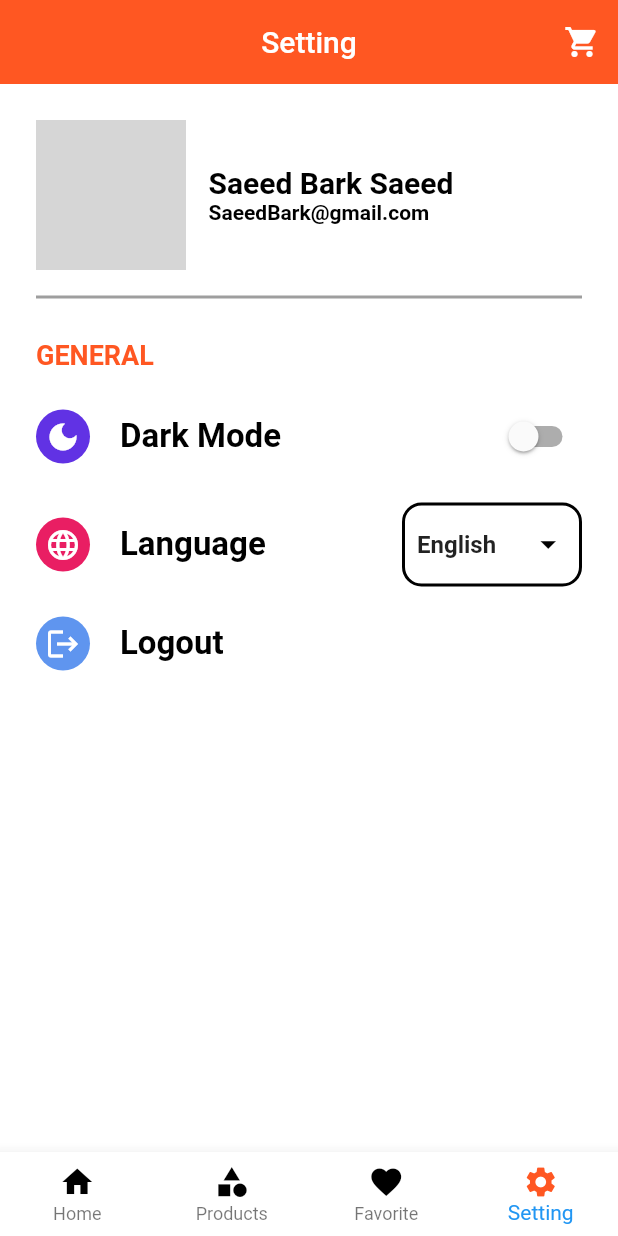
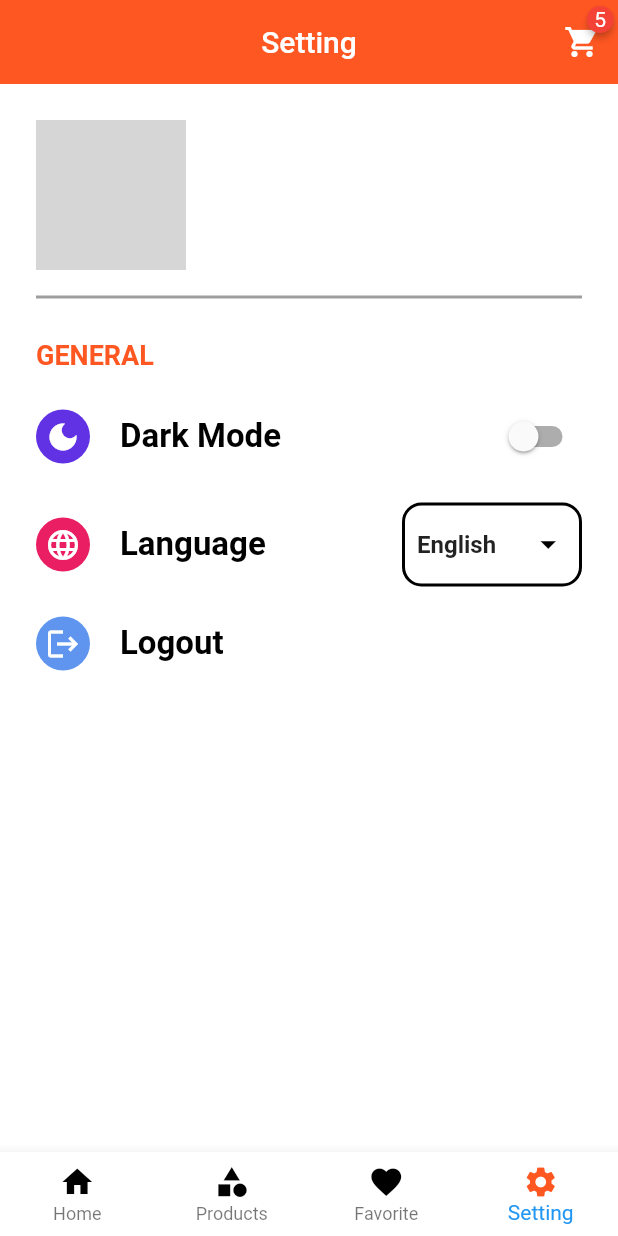
Before and after one commit to saeedBark/e_commerce, a Flutter app: the MainScreen screen opened by its route, item 4 of the bottom bar chosen, on a phone screen of 412 x 824 dp. Run offline on Flutter 3.47's test engine with Material 2 defaults, Android fonts, the phone set to English and light mode, and no system bars; drawn by our look-alikes of badges; our stand-ins replace carousel_slider, firebase_auth, firebase_core, flutter_rating_bar, geocoding, geolocator and 5 more; accounts and stored records are empty; network calls fail; statements that could not run were skipped; grey boxes are pictures that could not be loaded.

Commit message:
update code

```diff
--- a/lib/logic/controller/auth_controller.dart
+++ b/lib/logic/controller/auth_controller.dart
@@ -139,6 +139,7 @@ displayUserName.value = (userProfile != null ? userProfile!.displayName : "")!;
         backgroundColor: Colors.green,
         colorText: Colors.white,
       );
+      print(error.toString());
     }
 
   }
--- a/lib/view/screens/main_screen.dart
+++ b/lib/view/screens/main_screen.dart
@@ -1,8 +1,11 @@
-import 'package:e_commerce/logic/controller/main_controller.dart';
-import 'package:e_commerce/utils/routes/routes.dart';
+import 'package:badges/badges.dart' as badge;
 import 'package:e_commerce/utils/theme.dart';
-import 'package:flutter/material.dart';
 import 'package:get/get.dart';
+import 'package:flutter/material.dart' hide Badge;
+import 'package:badges/badges.dart';
+import '../../logic/controller/main_controller.dart';
+import '../../utils/routes/routes.dart';
+
 
 class MainScreen extends StatelessWidget {
   MainScreen({Key? key}) : super(key: key);
@@ -20,12 +23,22 @@ class MainScreen extends StatelessWidget {
               elevation: 0,
               leading: Container(),
               actions: [
-                IconButton(
-                  onPressed: () {
-                     Get.toNamed(Routes.cartScreen);
-                  },
-                  icon: const Icon(Icons.shopping_cart),
+               badge.Badge(
+                  position: BadgePosition.topEnd(top: 0, end: 3),
+                  animationDuration: const Duration(milliseconds: 300),
+                  animationType: BadgeAnimationType.slide,
+                  badgeContent: const Text(
+                  '5',
+                    style: TextStyle(color: Colors.white),
+                  ),
+                  child: IconButton(
+                    onPressed: () {
+                      Get.toNamed(Routes.cartScreen);
+                    },
+                    icon: const Icon(Icons.shopping_cart),
+                  ),
                 ),
+
               ],
               title: Text(controller.title[controller.currentIndex.value]),
               centerTitle: true,
@@ -39,25 +52,25 @@ class MainScreen extends StatelessWidget {
                 BottomNavigationBarItem(
                   activeIcon: Icon(
                     Icons.home,
-                    color: Get.isDarkMode ? pinkColor:mainColor ,
+                    color: Get.isDarkMode ? pinkColor : mainColor,
                   ),
                   icon: Icon(Icons.home,
-                      color:  Get.isDarkMode ? Colors.white : blackColor),
+                      color: Get.isDarkMode ? Colors.white : blackColor),
                   label: 'Home',
                 ),
                 BottomNavigationBarItem(
                   activeIcon: Icon(
                     Icons.category,
-                    color: Get.isDarkMode ? pinkColor:mainColor ,
+                    color: Get.isDarkMode ? pinkColor : mainColor,
                   ),
                   icon: Icon(Icons.category,
-                      color:  Get.isDarkMode ? Colors.white : blackColor),
-                  label:'Products',
+                      color: Get.isDarkMode ? Colors.white : blackColor),
+                  label: 'Products',
                 ),
                 BottomNavigationBarItem(
                   activeIcon: Icon(
                     Icons.favorite,
-                    color:Get.isDarkMode ? pinkColor:mainColor ,
+                    color: Get.isDarkMode ? pinkColor : mainColor,
                   ),
                   icon: Icon(Icons.favorite,
                       color: Get.isDarkMode ? Colors.white : blackColor),
@@ -66,7 +79,7 @@ class MainScreen extends StatelessWidget {
                 BottomNavigationBarItem(
                   activeIcon: Icon(
                     Icons.settings,
-                    color: Get.isDarkMode ? pinkColor : mainColor ,
+                    color: Get.isDarkMode ? pinkColor : mainColor,
                   ),
                   icon: Icon(Icons.settings,
                       color: Get.isDarkMode ? Colors.white : blackColor),
--- a/lib/view/widget/payment/delvery_container_widget.dart
+++ b/lib/view/widget/payment/delvery_container_widget.dart
@@ -138,7 +138,8 @@ class _DeliveryContainerWidgetState extends State<DeliveryContainerWidget> {
               controller.updatePosition();
             },
             title: 'Delivery',
-            name: authcontroller.displayUserName.value,
+            name: 'Salem Saeed',
+            //authcontroller.displayUserName.value,
             phone: controller.phoneNumber.value,
             adress: controller.address.value,
           );
--- a/lib/view/widget/setting/profile_widget.dart
+++ b/lib/view/widget/setting/profile_widget.dart
@@ -38,14 +38,14 @@ final authController = Get.find<AuthController>();
                 TextUtils(
                   fontSize: 20,
                   fontWeight: FontWeight.bold,
-                  text: controller.capitalize('saeed bark saeed'),
+                  text: controller.capitalize(authController.displayUserName.value),
                   color: Get.isDarkMode ? Colors.white : Colors.black,
                   underline: TextDecoration.none,
                 ),
                 TextUtils(
                   fontSize: 14,
                   fontWeight: FontWeight.bold,
-                  text: 'SaeedBark@gmail.com',
+                  text: authController.displyUserEmail.value,
                   color: Get.isDarkMode ? Colors.white : Colors.black,
                   underline: TextDecoration.none,
                 ),
--- a/pubspec.yaml
+++ b/pubspec.yaml
@@ -50,6 +50,7 @@ dependencies:
   readmore: ^2.2.0
   geolocator: ^9.0.2
   geocoding: ^2.1.0
+
   #flutter_simple_rating_bar: ^0.0.3
 
 dev_dependencies:
```
Also changed, not shown: pubspec.lock, 2 other files.
